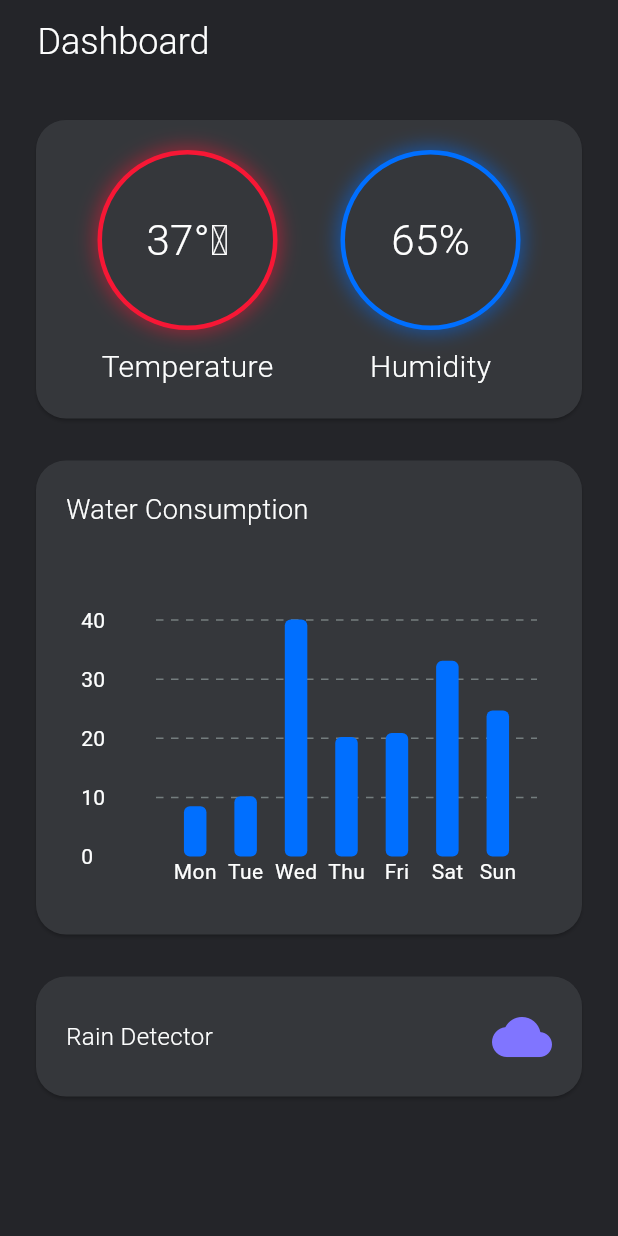
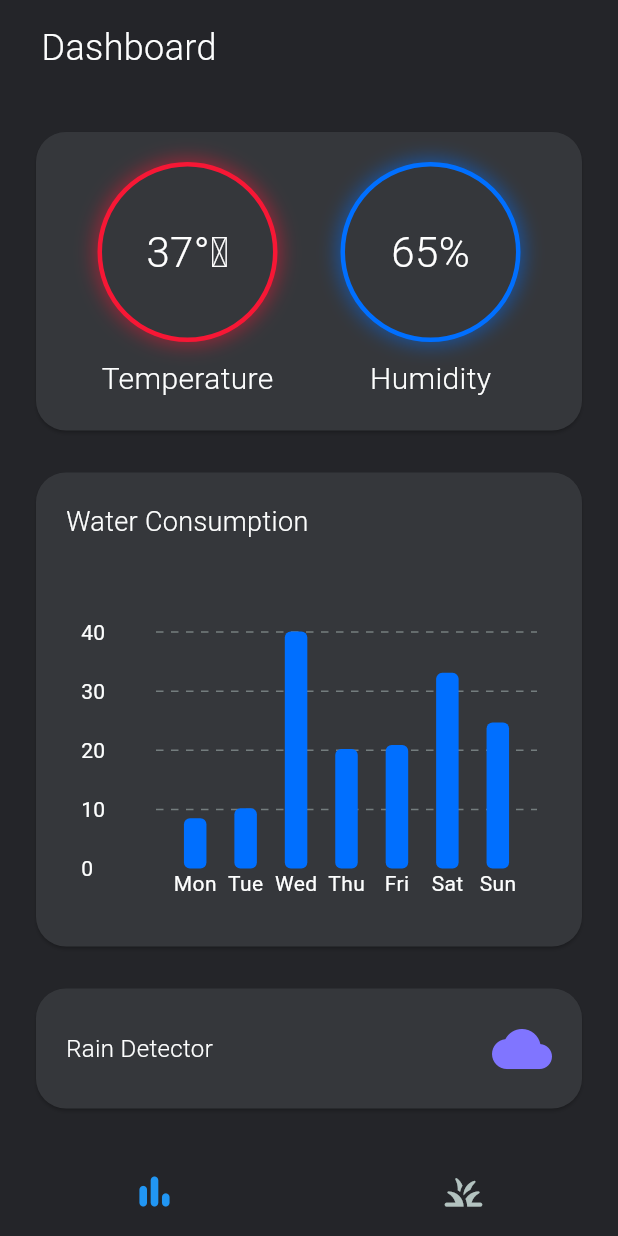
Before and after one commit to raedbgr/SmartDrop, a Flutter app: the screen it shows after launch, on a phone screen of 412 x 824 dp. Run offline on Flutter 3.47's test engine with Material 3 defaults, Android fonts, the phone set to English and light mode, and no system bars; drawn by our look-alikes of fl_chart; our stand-ins replace get.

Commit message:
implemented navigation

```diff
--- a/lib/bindings.dart
+++ b/lib/bindings.dart
@@ -4,5 +4,6 @@ class MyBindings extends Bindings {
   @override
   void dependencies() {
     Get.put(DashboardController());
+    Get.put(NavigationController());
   }
 }
--- /dev/null
+++ b/lib/components/navbar.dart
@@ -0,0 +1,55 @@
+import '/imports.dart';
+
+class MyNavBar extends StatelessWidget {
+  final NavigationController controller = Get.find();
+
+  @override
+  Widget build(BuildContext context) {
+    return Obx(
+      () => NavigationBar(
+        height: 60,
+        elevation: 1,
+        overlayColor: WidgetStateColor.transparent,shadowColor: const Color(0xfffdfefe),
+        backgroundColor: const Color(0xFF242529),
+        indicatorColor: Colors.transparent,
+        labelBehavior: NavigationDestinationLabelBehavior.alwaysHide,
+        selectedIndex:
+            controller.getSelectedIndex(controller.selectedPage.value),
+        onDestinationSelected: (index) {
+          final page = controller.getPageFromIndex(index);
+          if (page != null) {
+            controller.navigateToPage(page);
+          }
+        },
+        destinations: const [
+          NavigationDestination(
+            icon: Icon(
+              Icons.bar_chart_rounded,
+              size: 30,
+              color: Color(0xffb3c3c0),
+            ),
+            selectedIcon: Icon(
+              Icons.bar_chart_rounded,
+              size: 30,
+              color: Colors.blue,
+            ),
+            label: 'Dashboard',
+          ),
+          NavigationDestination(
+            icon: Icon(
+              Icons.grass_rounded,
+              size: 30,
+              color: Color(0xffb3c3c0),
+            ),
+            selectedIcon: Icon(
+              Icons.grass_rounded,
+              size: 30,
+              color: Colors.blue,
+            ),
+            label: 'Plants',
+          ),
+        ],
+      ),
+    );
+  }
+}
--- /dev/null
+++ b/lib/controllers/navigation_controller.dart
@@ -0,0 +1,44 @@
+import '/imports.dart';
+
+class NavigationController extends GetxController {
+  final RxString selectedPage = '/home'.obs; // Initialize with default page
+
+  Widget getScreen(String page, GlobalKey<ScaffoldState> scaffoldKey) {
+    switch (page) {
+      case '/home':
+        return DashboardPage(scaffoldKey: scaffoldKey);
+      case '/plants':
+        return PlantsPage(scaffoldKey: scaffoldKey);
+      default:
+        return DashboardPage(scaffoldKey: scaffoldKey); // Default page
+    }
+  }
+
+  void navigateToPage(String page) {
+    selectedPage.value = page;
+  }
+
+  // Maps the string route to the index
+  int getSelectedIndex(String page) {
+    switch (page) {
+      case '/dashboard':
+        return 0;
+      case '/plants':
+        return 1;
+      default:
+        return 0; // Default to Home page
+    }
+  }
+
+  // Maps the index to the string route
+  String? getPageFromIndex(int index) {
+    switch (index) {
+      case 0:
+        return '/dashboard';
+      case 1:
+        return '/plants';
+      default:
+        return null;
+    }
+  }
+}
--- a/lib/imports.dart
+++ b/lib/imports.dart
@@ -4,7 +4,11 @@ export 'package:get/get.dart';
 export 'package:fl_chart/fl_chart.dart';
 export 'routes.dart';
 export 'bindings.dart';
+export 'views/navigation_page.dart';
 export 'views/dashboard.dart';
+export 'views/plants.dart';
+export 'components/navbar.dart';
 export 'components/water_consumption_chart.dart';
 export 'components/gauge.dart';
+export 'controllers/navigation_controller.dart';
 export 'controllers/dashboard_controller.dart';
--- a/lib/main.dart
+++ b/lib/main.dart
@@ -10,7 +10,7 @@ class MyApp extends StatelessWidget {
   Widget build(BuildContext context) {
     return GetMaterialApp(
       debugShowCheckedModeBanner: false,
-      initialRoute: '/dashboard',
+      initialRoute: '/',
       initialBinding: MyBindings(),
       getPages: Routes.routes,
     );
--- a/lib/routes.dart
+++ b/lib/routes.dart
@@ -2,6 +2,8 @@ import 'imports.dart';
 
 class Routes {
   static final routes = [
-    GetPage(name: '/dashboard', page: () => DashboardPage()),
+    GetPage(name: '/', page: () => NavigationPage()),
+    GetPage(name: '/dashboard', page: () => DashboardPage(scaffoldKey: Get.arguments,), transition: Transition.leftToRight),
+    GetPage(name: '/plants', page: () => PlantsPage(scaffoldKey: Get.arguments,), transition: Transition.rightToLeft),
   ];
 }
--- a/lib/views/dashboard.dart
+++ b/lib/views/dashboard.dart
@@ -1,7 +1,8 @@
 import '/imports.dart';
 
 class DashboardPage extends StatefulWidget {
-  const DashboardPage({super.key});
+  final GlobalKey<ScaffoldState> scaffoldKey;
+  const DashboardPage({required this.scaffoldKey, super.key});
 
   @override
   State<DashboardPage> createState() => _DashboardPageState();
@@ -12,18 +13,28 @@ class _DashboardPageState extends State<DashboardPage> {
 
   @override
   Widget build(BuildContext context) {
-    return Scaffold(
-      backgroundColor: const Color(0xFF242529),
-      appBar: AppBar(
-        titleSpacing: 25,
-        backgroundColor: const Color(0xFF242529),
-        title: const Text("Dashboard",
+    return SafeArea(
+        child: Column(
+          children: [
+            const Padding(
+              padding: EdgeInsets.fromLTRB(12.5, 15, 12.5, 15),
+              child: Row(
+                children: [
+                  SizedBox(width: 15),
+                  Text(
+                    'Dashboard',
                     style: TextStyle(
+                      fontSize: 24,
+                      fontWeight: FontWeight.w300,
                       color: Color(0xfffdfefe),
-                fontSize: 24,
-                fontWeight: FontWeight.w300)),
                     ),
-      body: SafeArea(
+                  ),
+                ],
+              ),
+            ),
+            Expanded(
+              child: SingleChildScrollView(
+                physics: const BouncingScrollPhysics(),
                 child: Padding(
                   padding: const EdgeInsets.all(20),
                   child: Column(
@@ -123,6 +134,9 @@ class _DashboardPageState extends State<DashboardPage> {
                   ),
                 ),
               ),
+            ),
+          ],
+        ),
       );
   }
 }
--- /dev/null
+++ b/lib/views/navigation_page.dart
@@ -0,0 +1,28 @@
+import '/imports.dart';
+
+class NavigationPage extends StatefulWidget {
+  @override
+  State<NavigationPage> createState() => _NavigationPageState();
+}
+
+class _NavigationPageState extends State<NavigationPage> {
+  final NavigationController controller = Get.find();
+  final GlobalKey<ScaffoldState> _scaffoldKey = GlobalKey<ScaffoldState>();
+
+  @override
+  void initState() {
+    super.initState();
+  }
+
+  @override
+  Widget build(BuildContext context) {
+    return Obx(
+          () => Scaffold(
+        key: _scaffoldKey,
+            backgroundColor: const Color(0xFF242529),
+        body: controller.getScreen(controller.selectedPage.value, _scaffoldKey),
+        bottomNavigationBar: MyNavBar(),
+      ),
+    );
+  }
+}
```
Also changed, not shown: lib/views/plants.dart (added, +39 -0 lines). Lines whose indentation alone changed are shown as unchanged.
